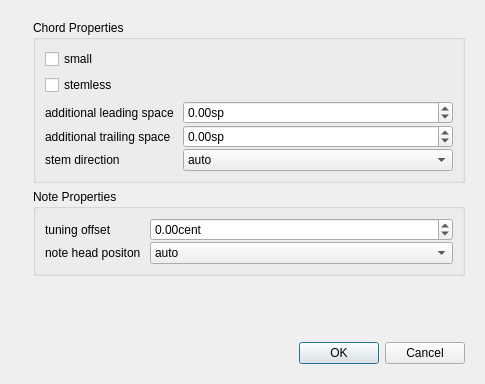
Before: the Qt Designer form mscore/mscore/chordproperties.ui in musescore/musescore-old, drawn with Qt 5.
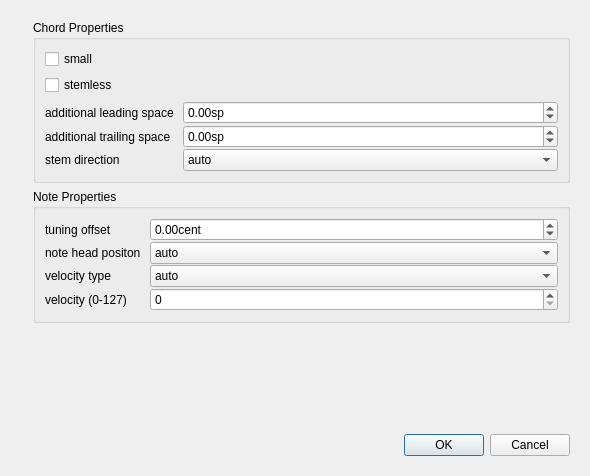
After: the same form once the commit is applied. Icons and pictures are not drawn.

The edit to the form file:
```diff
--- a/mscore/mscore/chordproperties.ui
+++ b/mscore/mscore/chordproperties.ui
@@ -6,8 +6,8 @@
    <rect>
     <x>0</x>
     <y>0</y>
-    <width>485</width>
-    <height>384</height>
+    <width>590</width>
+    <height>476</height>
    </rect>
   </property>
   <property name="windowTitle">
@@ -203,6 +203,42 @@
                </item>
               </widget>
              </item>
+             <item row="2" column="0">
+              <widget class="QLabel" name="label_7">
+               <property name="text">
+                <string>velocity type</string>
+               </property>
+              </widget>
+             </item>
+             <item row="2" column="1">
+              <widget class="QComboBox" name="veloType">
+               <item>
+                <property name="text">
+                 <string extracomment="velocity type">auto</string>
+                </property>
+               </item>
+               <item>
+                <property name="text">
+                 <string extracomment="velocity type">user</string>
+                </property>
+               </item>
+               <item>
+                <property name="text">
+                 <string extracomment="velocity type">offset</string>
+                </property>
+               </item>
+              </widget>
+             </item>
+             <item row="3" column="0">
+              <widget class="QLabel" name="label_8">
+               <property name="text">
+                <string>velocity (0-127)</string>
+               </property>
+              </widget>
+             </item>
+             <item row="3" column="1">
+              <widget class="QSpinBox" name="velocity"/>
+             </item>
             </layout>
            </item>
           </layout>
```
